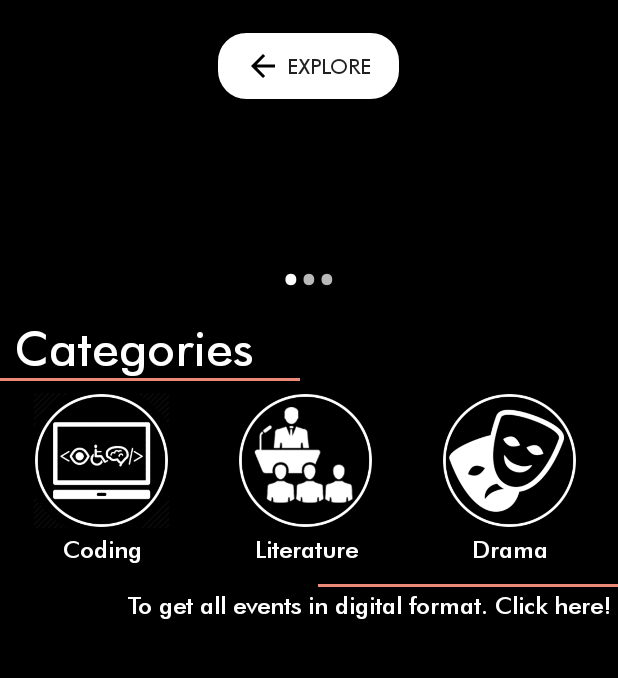
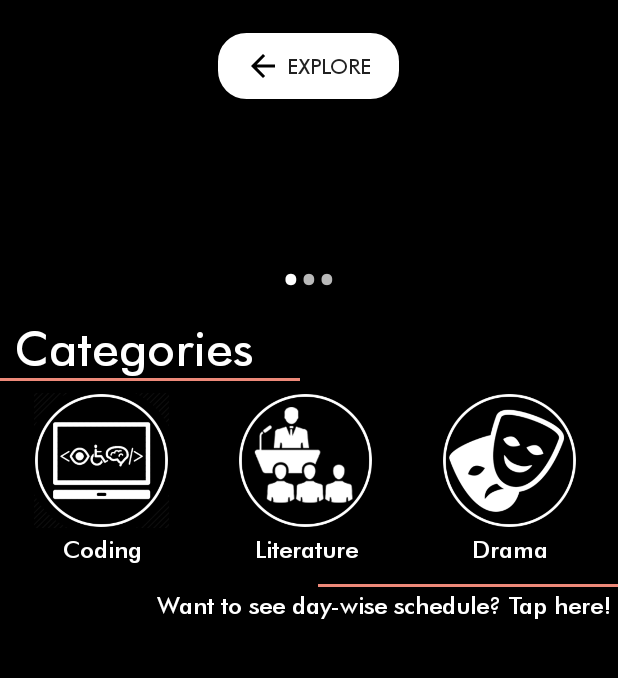
Before and after one commit to Manan-YMCA/EC2018App, an Android app: the ContentActivity screen opened directly, with no data from a screen before it, on a phone screen of 412 x 824 dp, the part 457-1135 px from its top. Run offline under Robolectric (Android 15) with nearby library versions, the phone set to English and light mode, and no system bars; our stand-ins replace Firebase (no records; nobody signed in at launch, a user with empty details on screens opened directly), Volley; libraries missing offline, so code that uses them is left out: com.facebook, com.facebook.login; network calls fail; 4 statements that could not run were skipped.

Commit message:
deep link error resolved

```diff
--- a/app/src/main/java/com/manan/dev/ec2018app/DatabaseHandler/DatabaseController.java
+++ b/app/src/main/java/com/manan/dev/ec2018app/DatabaseHandler/DatabaseController.java
@@ -307,18 +307,15 @@ public class DatabaseController extends SQLiteOpenHelper {
         return true;
     }
 
-    public Boolean checkIfValueByNameExists(String eventName) {
+    private Boolean checkIfValueByNameExists(String eventName) {
         SQLiteDatabase db = getReadableDatabase();
         String query = "SELECT * FROM " + Schema.DbEntry.EVENT_LIST_TABLE_NAME + " WHERE " + Schema.DbEntry.EVENT_NAME_COLUMN_NAME + " =?";
         Cursor cs = db.rawQuery(query, new String[]{eventName});
         if (cs.getCount() <= 0) {
             cs.close();
-            Log.v("checkIfValueExists","No found");
             return false;
         }
         cs.close();
-        db.close();
-        Log.v("checkIfValueExists","Found");
         return true;
     }
     public Boolean checkIfValueExists1(String eventId) {
--- a/app/src/main/java/com/manan/dev/ec2018app/SingleEventActivity.java
+++ b/app/src/main/java/com/manan/dev/ec2018app/SingleEventActivity.java
@@ -95,7 +95,7 @@ public class SingleEventActivity extends AppCompatActivity implements Connectivi
             eventId = databaseController.retrieveEventIdByName(eventName);
             if (eventId.equals("wrong")) {
                 NO_DEEP_LINK_FLAG = false;
-                Log.e("TAG", "onCreate: " + "There's no such event.");
+                Toast.makeText(this, "There's no such event.", Toast.LENGTH_SHORT).show();
                 finish();
                 startActivity(new Intent(this, SplashScreen.class));
             }
--- a/app/src/main/res/layout/activity_content.xml
+++ b/app/src/main/res/layout/activity_content.xml
@@ -84,7 +84,7 @@
                         android:paddingBottom="5dp"
                         android:paddingRight="5dp"
                         android:paddingTop="2dp"
-                        android:text="To get all events in digital format. Click here!"
+                        android:text="Want to see day-wise schedule? Tap here!"
                         android:textColor="@color/White"
                         android:textSize="16dp"
                         android:paddingEnd="5dp"
```
